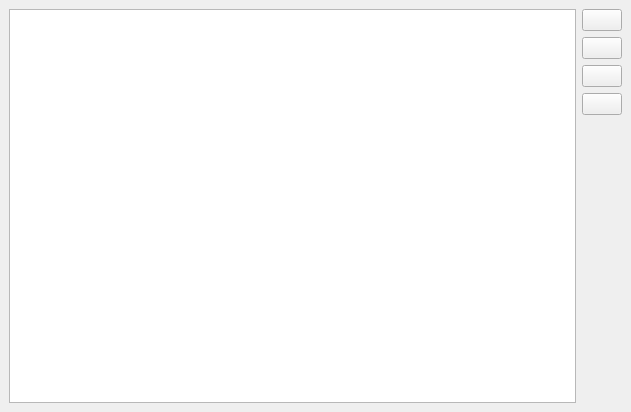
Before: the Qt Designer form dictmanager/dictmanager.ui in fcitx/fcitx-libpinyin, drawn with Qt 5.
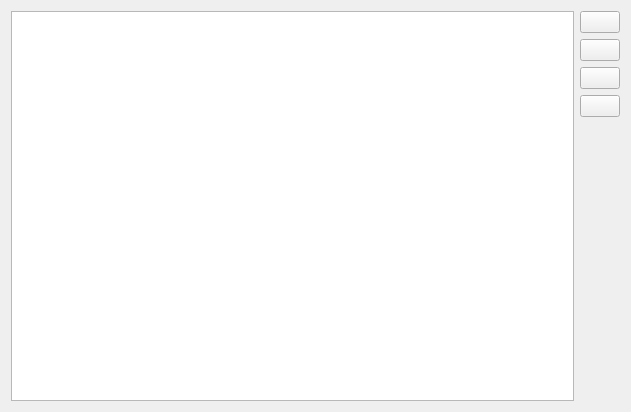
After: the same form once the commit is applied. Icons and pictures are not drawn.

The edit to the form file:
```diff
--- a/dictmanager/dictmanager.ui
+++ b/dictmanager/dictmanager.ui
@@ -1,7 +1,7 @@
 <?xml version="1.0" encoding="UTF-8"?>
 <ui version="4.0">
  <class>DictManager</class>
- <widget class="QMainWindow" name="DictManager">
+ <widget class="QWidget" name="DictManager">
   <property name="geometry">
    <rect>
     <x>0</x>
@@ -10,10 +10,6 @@
     <height>412</height>
    </rect>
   </property>
-  <property name="windowTitle">
-   <string>MainWindow</string>
-  </property>
-  <widget class="QWidget" name="centralwidget">
    <layout class="QHBoxLayout" name="horizontalLayout">
     <item>
      <widget class="QListView" name="listView"/>
@@ -84,7 +80,6 @@
      </layout>
     </item>
    </layout>
-  </widget>
  </widget>
  <resources/>
  <connections/>
```
Lines whose indentation alone changed are shown as unchanged.
